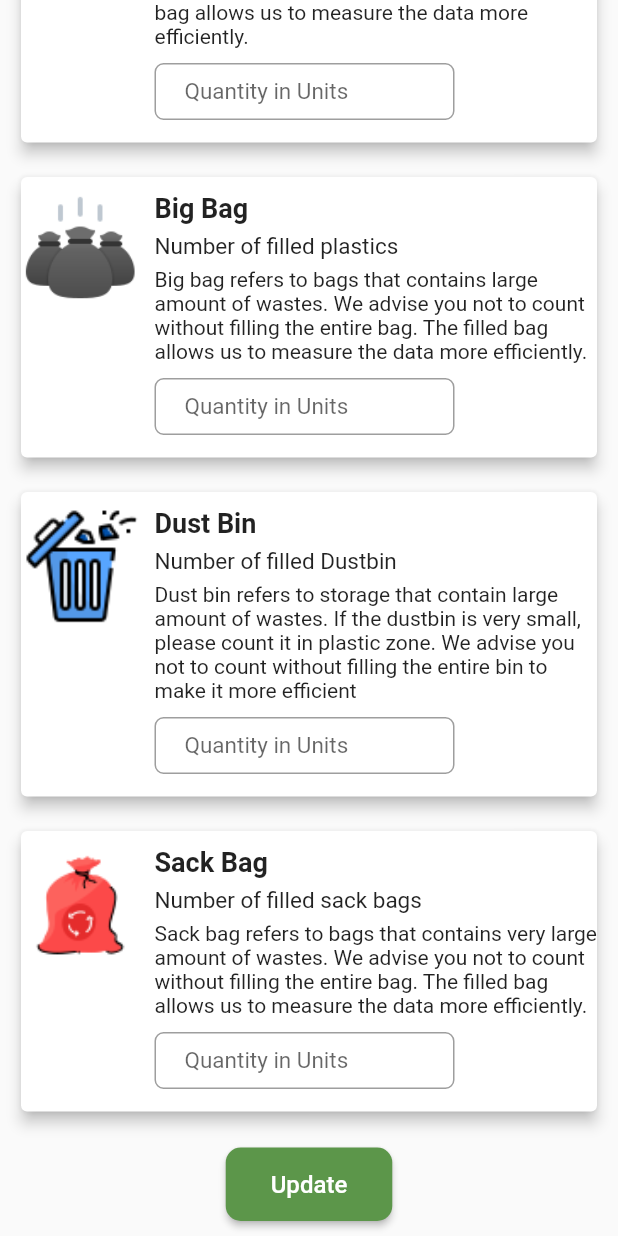
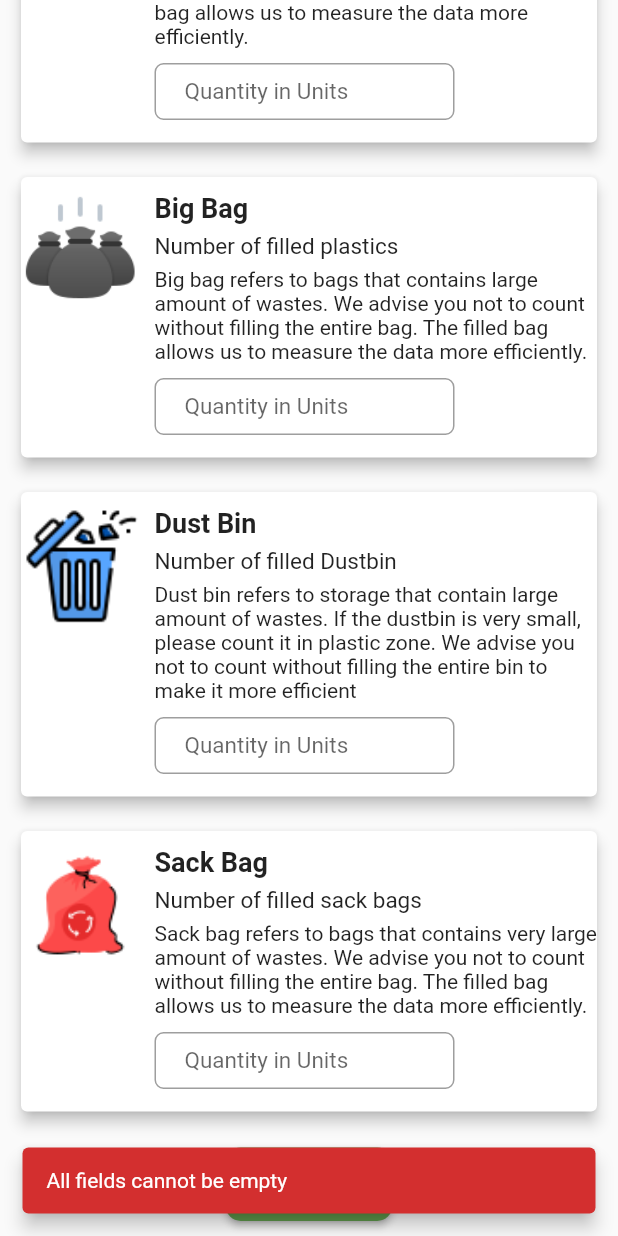
Before and after one commit to EziOPratikk/Garbage-Master, a Flutter app: the DataInputPage screen opened directly, scrolled down 253 dp, after a tap on "Update", on a phone screen of 412 x 824 dp. Run offline on Flutter 3.47's test engine with Material 2 defaults, Android fonts, the phone set to English and light mode, and no system bars; our stand-ins replace firebase_auth, firebase_core, image_picker, location, shared_preferences; missing offline and left inert: mapbox_gl; accounts and stored records are empty; network calls fail; statements that could not run were skipped.

Commit message:
Update Garbage Data API connected

```diff
--- a/lib/UI/homepage/widgets/data_input_page.dart
+++ b/lib/UI/homepage/widgets/data_input_page.dart
@@ -1,8 +1,20 @@
+import 'dart:convert';
+
 import 'package:flutter/material.dart';
+import 'package:flutter/services.dart';
 
 import './input_card.dart';
+import '../../../models/api.services.dart';
+import '../../snackbar_widget.dart';
 
 class DataInputPage extends StatelessWidget {
+  DataInputPage({super.key});
+
+  final smallPlasticController = TextEditingController();
+  final bigPlasticController = TextEditingController();
+  final dustBinController = TextEditingController();
+  final sackController = TextEditingController();
+
   @override
   Widget build(BuildContext context) {
     final textInputDecoration = InputDecoration(
@@ -13,6 +25,22 @@ class DataInputPage extends StatelessWidget {
         borderRadius: BorderRadius.circular(6),
       ),
     );
+
+    void fieldsEmptyUpdate() {
+      if (smallPlasticController.text.isEmpty &&
+          bigPlasticController.text.isEmpty &&
+          dustBinController.text.isEmpty &&
+          sackController.text.isEmpty) {
+        ScaffoldMessenger.of(context).showSnackBar(
+          showSnackBarWidget(
+            'All fields cannot be empty',
+            Theme.of(context).errorColor,
+          ),
+        );
+        return;
+      }
+    }
+
     return SafeArea(
       child: Scaffold(
         body: SingleChildScrollView(
@@ -50,9 +78,16 @@ class DataInputPage extends StatelessWidget {
                   'Number of filled plastics',
                   'Small plastics refers to bags that contains very small amount of wastes. We advise you not to count without filling the entire bag. The filled bag allows us to measure the data more efficiently.',
                   TextField(
-                    keyboardType: TextInputType.number,
+                    keyboardType: const TextInputType.numberWithOptions(
+                      decimal: false,
+                      signed: true,
+                    ),
+                    inputFormatters: <TextInputFormatter>[
+                      FilteringTextInputFormatter.digitsOnly
+                    ],
                     style: const TextStyle(fontSize: 15),
                     decoration: textInputDecoration,
+                    controller: smallPlasticController,
                   ),
                 ),
                 const SizedBox(height: 15),
@@ -65,9 +100,16 @@ class DataInputPage extends StatelessWidget {
                   'Number of filled plastics',
                   'Big bag refers to bags that contains large amount of wastes. We advise you not to count without filling the entire bag. The filled bag allows us to measure the data more efficiently.',
                   TextField(
-                    keyboardType: TextInputType.number,
+                    keyboardType: const TextInputType.numberWithOptions(
+                      decimal: false,
+                      signed: true,
+                    ),
+                    inputFormatters: <TextInputFormatter>[
+                      FilteringTextInputFormatter.digitsOnly,
+                    ],
                     style: const TextStyle(fontSize: 15),
                     decoration: textInputDecoration,
+                    controller: bigPlasticController,
                   ),
                 ),
                 const SizedBox(height: 15),
@@ -80,9 +122,16 @@ class DataInputPage extends StatelessWidget {
                   'Number of filled Dustbin',
                   'Dust bin refers to storage that contain large amount of wastes. If the dustbin is very small, please count it in plastic zone. We advise you not to count without filling the entire bin to make it more efficient',
                   TextField(
-                    keyboardType: TextInputType.number,
+                    keyboardType: const TextInputType.numberWithOptions(
+                      decimal: false,
+                      signed: true,
+                    ),
+                    inputFormatters: <TextInputFormatter>[
+                      FilteringTextInputFormatter.digitsOnly,
+                    ],
                     style: const TextStyle(fontSize: 15),
                     decoration: textInputDecoration,
+                    controller: dustBinController,
                   ),
                 ),
                 const SizedBox(height: 15),
@@ -95,9 +144,16 @@ class DataInputPage extends StatelessWidget {
                   'Number of filled sack bags',
                   'Sack bag refers to bags that contains very large amount of wastes. We advise you not to count without filling the entire bag. The filled bag allows us to measure the data more efficiently.',
                   TextField(
-                    keyboardType: TextInputType.number,
+                    keyboardType: const TextInputType.numberWithOptions(
+                      decimal: false,
+                      signed: true,
+                    ),
+                    inputFormatters: <TextInputFormatter>[
+                      FilteringTextInputFormatter.digitsOnly,
+                    ],
                     style: const TextStyle(fontSize: 15),
                     decoration: textInputDecoration,
+                    controller: sackController,
                   ),
                 ),
                 const SizedBox(height: 20),
@@ -111,7 +167,45 @@ class DataInputPage extends StatelessWidget {
                         const EdgeInsets.symmetric(
                             vertical: 15, horizontal: 30)),
                   ),
-                  onPressed: () {},
+                  onPressed: () async {
+                    fieldsEmptyUpdate();
+
+                    final response = await APIServices.updateGarbageData({
+                      "sp": sackController.text.trim(),
+                      "bp": bigPlasticController.text.trim(),
+                      "db": dustBinController.text.trim(),
+                      "sack": sackController.text.trim(),
+                      "uname": "",
+                    });
+
+                    if (response.statusCode == 200) {
+                      if ((jsonDecode(response.body)['result']).toString() ==
+                          "Updated") {
+                        ScaffoldMessenger.of(context).showSnackBar(
+                          showSnackBarWidget(
+                            'Updated successfully',
+                            Theme.of(context).snackBarTheme.backgroundColor,
+                          ),
+                        );
+                      }
+                      if ((jsonDecode(response.body)['result']).toString() ==
+                          "spam") {
+                        ScaffoldMessenger.of(context).showSnackBar(
+                          showSnackBarWidget(
+                            'Spam data recorded. Please enter valid data only',
+                            Theme.of(context).colorScheme.secondary,
+                          ),
+                        );
+                      }
+                    } else {
+                      ScaffoldMessenger.of(context).showSnackBar(
+                        showSnackBarWidget(
+                          'Connection Error',
+                          Theme.of(context).errorColor,
+                        ),
+                      );
+                    }
+                  },
                   child: const Text(
                     'Update',
                     style: TextStyle(fontSize: 16),
--- a/lib/UI/homepage/widgets/home_page.dart
+++ b/lib/UI/homepage/widgets/home_page.dart
@@ -15,7 +15,7 @@ class HomePage extends StatefulWidget {
 }
 
 class _HomePageState extends State<HomePage> {
-  final user = FirebaseAuth.instance.currentUser;
+  // final user = FirebaseAuth.instance.currentUser;
   @override
   Widget build(BuildContext context) {
     return SafeArea(
--- a/lib/UI/homepage/widgets/main_screen.dart
+++ b/lib/UI/homepage/widgets/main_screen.dart
@@ -5,7 +5,7 @@ import 'contact_page.dart';
 import './profile_page.dart';
 
 class MainScreen extends StatefulWidget {
-  const MainScreen({super.key});
+  MainScreen({super.key});
 
   @override
   State<MainScreen> createState() => _MainScreenState();
@@ -13,13 +13,14 @@ class MainScreen extends StatefulWidget {
 
 class _MainScreenState extends State<MainScreen> {
   int _bottomNavBarCurrentIndex = 0;
-  final bottomNavBarPages = [
-    HomePage(),
-    ContactPage(),
-    ProfilePage(),
-  ];
+
   @override
   Widget build(BuildContext context) {
+    final bottomNavBarPages = [
+      HomePage(),
+      ContactPage(),
+      ProfilePage(),
+    ];
     return SafeArea(
       child: Scaffold(
         body: bottomNavBarPages[_bottomNavBarCurrentIndex],
--- a/lib/UI/login_&_register/widgets/login_page.dart
+++ b/lib/UI/login_&_register/widgets/login_page.dart
@@ -184,7 +184,7 @@ class LoginPage extends StatelessWidget {
                     Navigator.push(
                       context,
                       MaterialPageRoute(
-                        builder: (context) => const MainScreen(),
+                        builder: (context) => MainScreen(),
                       ),
                     );
                   } else if ((jsonDecode(response.body)["result"]).toString() ==
--- a/lib/models/api.services.dart
+++ b/lib/models/api.services.dart
@@ -6,21 +6,24 @@ import '../models/register.dart';
 
 class APIServices {
   static String registerUserUrl =
-      'http://192.168.101.6:8989/ProjectAPI/RegisterUser';
+      'http://192.168.101.8:8989/ProjectAPI/RegisterUser';
 
-  static String loginUserUrl = 'http://192.168.101.6:8989/ProjectAPI/LoginUser';
+  static String loginUserUrl = 'http://192.168.101.8:8989/ProjectAPI/LoginUser';
 
   // static String course = 'https://studiyproject.com/api/v1/courses';
   static String contactUsUrl =
-      'http://192.168.101.6:8989/ProjectAPI/insertmessage';
+      'http://192.168.101.8:8989/ProjectAPI/insertmessage';
 
-  static String sendEmailUrl = 'http://192.168.101.6:8989/ProjectAPI/SendEmail';
+  static String sendEmailUrl = 'http://192.168.101.8:8989/ProjectAPI/SendEmail';
 
   static String checkEmailUrl =
-      'http://192.168.101.6:8989/ProjectAPI/CheckEmail';
+      'http://192.168.101.8:8989/ProjectAPI/CheckEmail';
 
   static String resetPasswordUrl =
-      'http://192.168.101.6:8989/ProjectAPI/ResetPassword';
+      'http://192.168.101.8:8989/ProjectAPI/ResetPassword';
+
+  static String updateGarbageDataUrl =
+      'http://192.168.101.8:8989/ProjectAPI/UpdateGarbageData';
 
   static Future<http.Response> registerUser(Map<String, dynamic> map) async {
     final response = await http.post(
@@ -85,6 +88,20 @@ class APIServices {
     return response;
   }
 
+  static Future<http.Response> updateGarbageData(
+      Map<String, dynamic> map) async {
+    final response = await http.post(
+      Uri.parse(updateGarbageDataUrl),
+      body: jsonEncode(map),
+      headers: {'Content-Type': 'application/json', "accept": "*/*"},
+    );
+
+    log(response.body);
+    log(response.body.toString());
+
+    return response;
+  }
+
   // static Future getCurses() async {
   //   final response = await http.get(Uri.parse(course), headers: {
   //     "X-Api-Key":
--- /dev/null
+++ b/lib/models/garbages.dart
@@ -0,0 +1,7 @@
+class Garbages {
+  String? SP;
+  String? BP;
+  String? DB;
+  String? sack;
+  late String uname;
+}
--- a/lib/wrapper/wrapper.dart
+++ b/lib/wrapper/wrapper.dart
@@ -15,7 +15,7 @@ class Wrapper extends StatelessWidget {
         stream: FirebaseAuth.instance.authStateChanges(),
         builder: (context, snapshot) {
           if (snapshot.hasData) {
-            return const MainScreen();
+            return MainScreen();
           } else {
             return LoginPage();
           }
```
